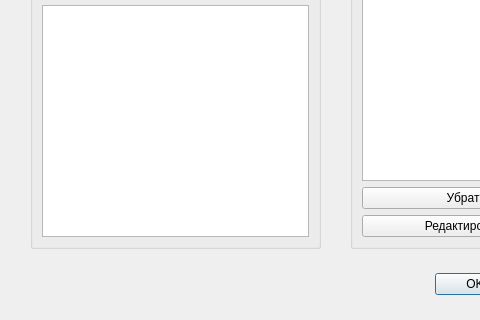
Before: the Qt Designer form gui/DialogVariableAdd.ui in muxaulmarin/CocktailExpertSystem, drawn with Qt 5; both pictures show x 0 to 480 and y 212 to 532 of the 640 by 532 pixel window.
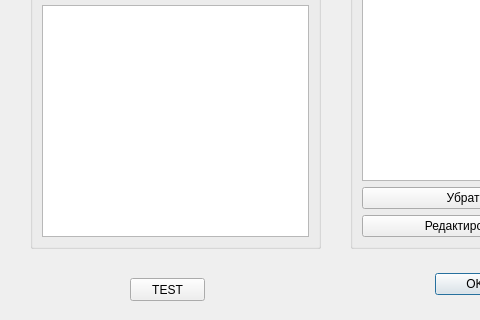
After: the same form once the commit is applied.

```diff
--- a/gui/DialogVariableAdd.ui
+++ b/gui/DialogVariableAdd.ui
@@ -121,6 +121,19 @@
     </item>
    </layout>
   </widget>
+  <widget class="QPushButton" name="testButton">
+   <property name="geometry">
+    <rect>
+     <x>130</x>
+     <y>490</y>
+     <width>75</width>
+     <height>23</height>
+    </rect>
+   </property>
+   <property name="text">
+    <string>TEST</string>
+   </property>
+  </widget>
  </widget>
  <resources/>
  <connections>
```
Left out of the diff: 2 changed lines with no effect on the pictures.
